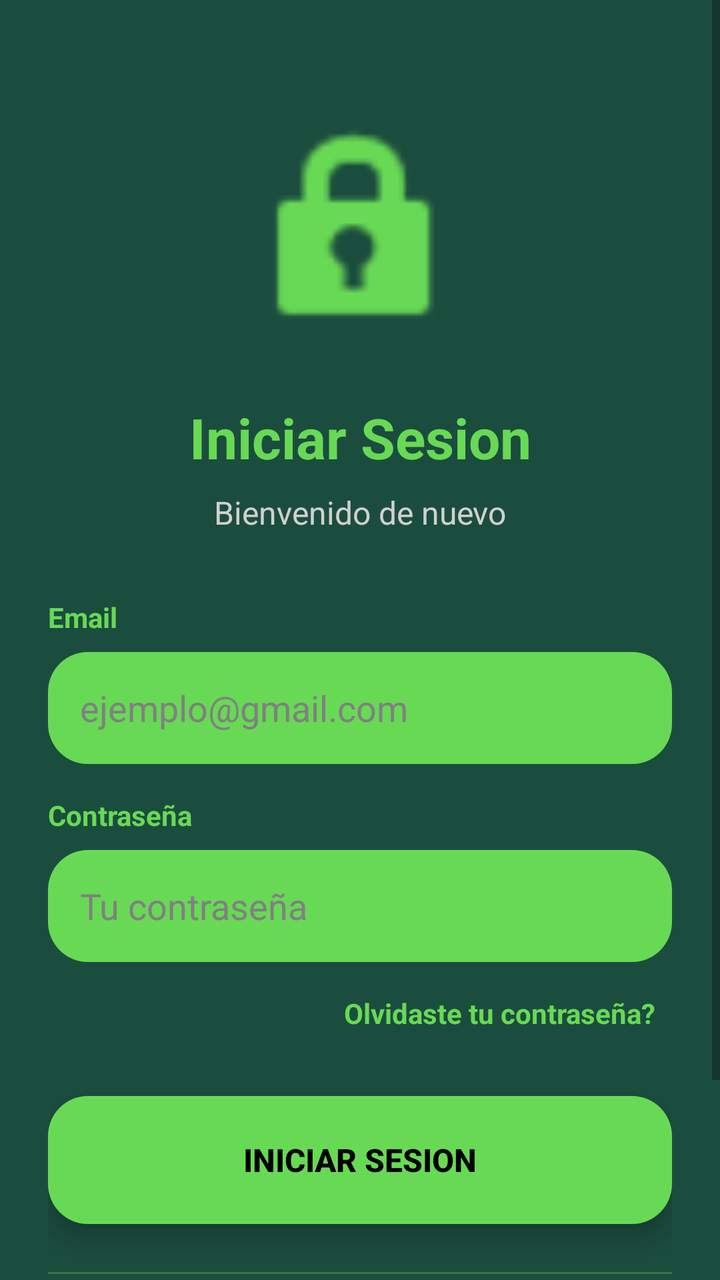
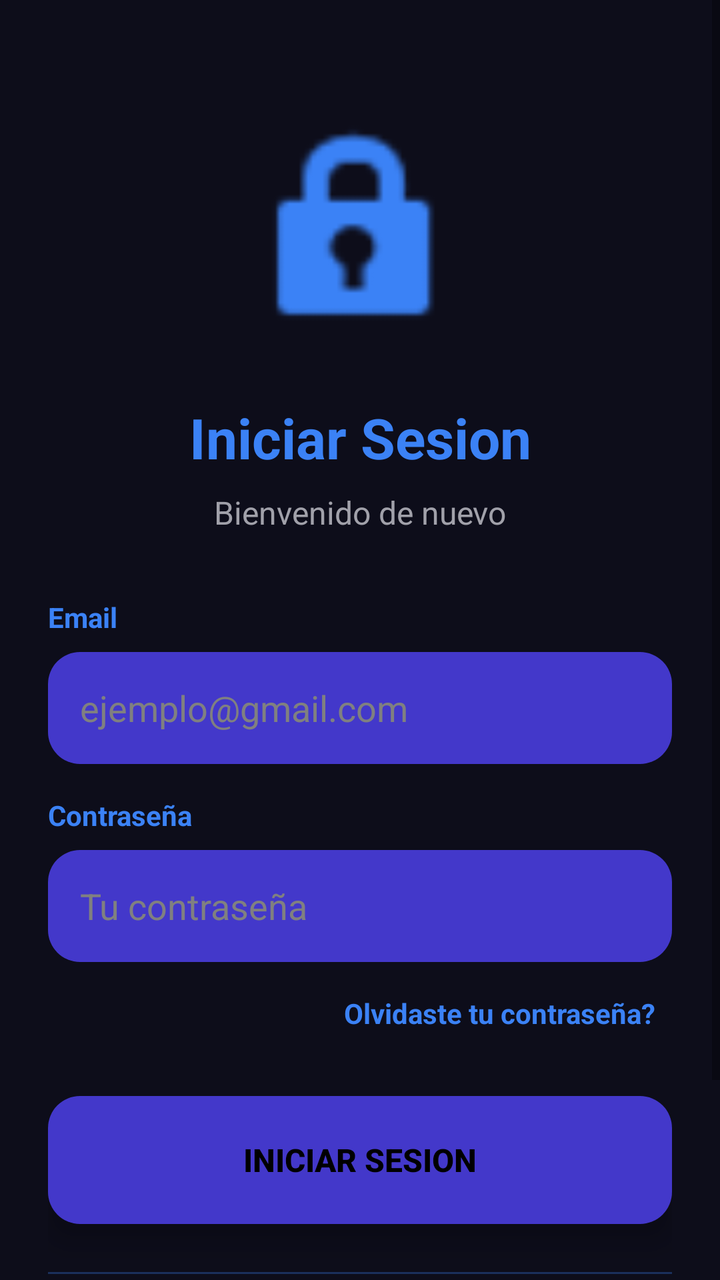

Compare the two renders of this Android layout. The source of the first and the diff that turns it into the second are given below.
<!-- AndroidManifest.xml: application theme Theme.GimnasioPro -->
<!-- res/layout/activity_login.xml -->
<?xml version="1.0" encoding="utf-8"?>
<ScrollView xmlns:android="http://schemas.android.com/apk/res/android"
    xmlns:app="http://schemas.android.com/apk/res-auto"
    android:layout_width="match_parent"
    android:layout_height="match_parent"
    android:background="@color/dark_green_background"
    android:fillViewport="true">

    <LinearLayout
        android:layout_width="match_parent"
        android:layout_height="wrap_content"
        android:orientation="vertical"
        android:padding="24dp"
        android:gravity="center">

        
        <ImageView
            android:layout_width="120dp"
            android:layout_height="120dp"
            android:src="@android:drawable/ic_lock_idle_lock"
            android:contentDescription="Login"
            android:layout_marginTop="32dp"
            android:layout_marginBottom="24dp"
            app:tint="@color/electric_green_button" />

        
        <TextView
            android:layout_width="match_parent"
            android:layout_height="wrap_content"
            android:text="Iniciar Sesion"
            android:textSize="28sp"
            android:textStyle="bold"
            android:textColor="@color/electric_green_button"
            android:gravity="center"
            android:layout_marginBottom="8dp" />

        <TextView
            android:layout_width="match_parent"
            android:layout_height="wrap_content"
            android:text="Bienvenido de nuevo"
            android:textSize="16sp"
            android:textColor="@color/text_light_gray"
            android:gravity="center"
            android:layout_marginBottom="32dp" />

        
        <TextView
            android:layout_width="match_parent"
            android:layout_height="wrap_content"
            android:text="Email"
            android:textSize="14sp"
            android:textColor="@color/electric_green_button"
            android:textStyle="bold"
            android:layout_marginBottom="8dp" />

        <EditText
            android:id="@+id/etEmail"
            android:layout_width="match_parent"
            android:layout_height="56dp"
            android:hint="ejemplo@gmail.com"
            android:textColor="#000000"
            android:textColorHint="#808080"
            android:background="@drawable/btn_rounded_green"
            android:padding="16dp"
            android:inputType="textEmailAddress"
            android:maxLines="1"
            android:layout_marginBottom="16dp" />

        
        <TextView
            android:layout_width="match_parent"
            android:layout_height="wrap_content"
            android:text="Contraseña"
            android:textSize="14sp"
            android:textColor="@color/electric_green_button"
            android:textStyle="bold"
            android:layout_marginBottom="8dp" />

        <EditText
            android:id="@+id/etPassword"
            android:layout_width="match_parent"
            android:layout_height="56dp"
            android:hint="Tu contraseña"
            android:textColor="#000000"
            android:textColorHint="#808080"
            android:background="@drawable/btn_rounded_green"
            android:padding="16dp"
            android:inputType="textPassword"
            android:maxLines="1"
            android:layout_marginBottom="8dp" />

        
        <TextView
            android:id="@+id/btnRecuperarPassword"
            android:layout_width="wrap_content"
            android:layout_height="wrap_content"
            android:text="Olvidaste tu contraseña?"
            android:textSize="14sp"
            android:textColor="@color/electric_green_button"
            android:textStyle="bold"
            android:layout_gravity="end"
            android:padding="8dp"
            android:clickable="true"
            android:focusable="true"
            android:layout_marginBottom="24dp" />

        
        <ProgressBar
            android:id="@+id/progressBar"
            android:layout_width="40dp"
            android:layout_height="40dp"
            android:visibility="gone"
            android:layout_marginBottom="16dp" />

        
        <Button
            android:id="@+id/btnLogin"
            android:layout_width="match_parent"
            android:layout_height="64dp"
            android:text="INICIAR SESION"
            android:textColor="@color/text_on_button"
            android:textStyle="bold"
            android:textSize="16sp"
            android:background="@drawable/btn_rounded_green"
            android:elevation="8dp"
            android:stateListAnimator="@null"
            android:layout_marginBottom="24dp" />

        
        <View
            android:layout_width="match_parent"
            android:layout_height="1dp"
            android:background="@color/electric_green_button"
            android:alpha="0.3"
            android:layout_marginBottom="24dp" />

        
        <LinearLayout
            android:layout_width="wrap_content"
            android:layout_height="wrap_content"
            android:orientation="horizontal"
            android:gravity="center">

            <TextView
                android:layout_width="wrap_content"
                android:layout_height="wrap_content"
                android:text="No tienes cuenta? "
                android:textSize="14sp"
                android:textColor="@color/text_light_gray" />

            <TextView
                android:id="@+id/btnRegistrarse"
                android:layout_width="wrap_content"
                android:layout_height="wrap_content"
                android:text="Registrate"
                android:textSize="14sp"
                android:textColor="@color/electric_green_button"
                android:textStyle="bold"
                android:padding="8dp"
                android:clickable="true"
                android:focusable="true" />
        </LinearLayout>

        
        <TextView
            android:layout_width="match_parent"
            android:layout_height="wrap_content"
            android:text="Al iniciar sesion aceptas nuestros terminos y condiciones"
            android:textSize="11sp"
            android:textColor="@color/text_light_gray"
            android:textStyle="italic"
            android:gravity="center"
            android:layout_marginTop="24dp" />

    </LinearLayout>

</ScrollView>
<!-- resources referenced by this layout -->
<resources>
  <color name="dark_green_background">#FF1B4D3E</color>
  <color name="electric_green_button">#68D955</color>
  <color name="text_light_gray">#FFD0D0D0</color>
  <color name="text_on_button">#FF000000</color>
  <!-- drawable btn_rounded_green (drawable) -->
  <?xml version="1.0" encoding="utf-8"?>
  <ripple xmlns:android="http://schemas.android.com/apk/res/android"
      android:color="@color/electric_green_button">
      <item>
          <shape android:shape="rectangle">
              <solid android:color="@color/electric_green_button" />
              <corners android:radius="20dp" />
          </shape>
      </item>
  </ripple>
  <style name="Theme.GimnasioPro" parent="Theme.AppCompat.Light.NoActionBar">
          
          <item name="colorPrimary">@color/electric_green_button</item>
          <item name="colorPrimaryDark">@color/dark_green_background</item>
          <item name="colorAccent">@color/electric_green_button</item>
          <item name="android:windowBackground">@color/dark_green_background</item>
          <item name="android:statusBarColor">@color/dark_green_background</item>
          <item name="android:navigationBarColor">@color/dark_green_background</item>
          <item name="android:fitsSystemWindows">true</item>
      </style>
</resources>

<!-- the commit's change to res/layout/activity_login.xml (unified diff, before → after) -->
@@ -21,7 +21,7 @@
             android:contentDescription="Login"
             android:layout_marginTop="32dp"
             android:layout_marginBottom="24dp"
-            app:tint="@color/electric_green_button" />
+            app:tint="@color/accent_blue" />
 
         
         <TextView
@@ -30,7 +30,7 @@
             android:text="Iniciar Sesion"
             android:textSize="28sp"
             android:textStyle="bold"
-            android:textColor="@color/electric_green_button"
+            android:textColor="@color/accent_blue"
             android:gravity="center"
             android:layout_marginBottom="8dp" />
 
@@ -49,7 +49,7 @@
             android:layout_height="wrap_content"
             android:text="Email"
             android:textSize="14sp"
-            android:textColor="@color/electric_green_button"
+            android:textColor="@color/accent_blue"
             android:textStyle="bold"
             android:layout_marginBottom="8dp" />
 
@@ -60,7 +60,7 @@
             android:hint="ejemplo@gmail.com"
             android:textColor="#000000"
             android:textColorHint="#808080"
-            android:background="@drawable/btn_rounded_green"
+            android:background="@drawable/bg_card_trainer"
             android:padding="16dp"
             android:inputType="textEmailAddress"
             android:maxLines="1"
@@ -72,7 +72,7 @@
             android:layout_height="wrap_content"
             android:text="Contraseña"
             android:textSize="14sp"
-            android:textColor="@color/electric_green_button"
+            android:textColor="@color/accent_blue"
             android:textStyle="bold"
             android:layout_marginBottom="8dp" />
 
@@ -83,7 +83,7 @@
             android:hint="Tu contraseña"
             android:textColor="#000000"
             android:textColorHint="#808080"
-            android:background="@drawable/btn_rounded_green"
+            android:background="@drawable/bg_card_trainer"
             android:padding="16dp"
             android:inputType="textPassword"
             android:maxLines="1"
@@ -96,7 +96,7 @@
             android:layout_height="wrap_content"
             android:text="Olvidaste tu contraseña?"
             android:textSize="14sp"
-            android:textColor="@color/electric_green_button"
+            android:textColor="@color/accent_blue"
             android:textStyle="bold"
             android:layout_gravity="end"
             android:padding="8dp"
@@ -121,7 +121,7 @@
             android:textColor="@color/text_on_button"
             android:textStyle="bold"
             android:textSize="16sp"
-            android:background="@drawable/btn_rounded_green"
+            android:background="@drawable/bg_card_trainer"
             android:elevation="8dp"
             android:stateListAnimator="@null"
             android:layout_marginBottom="24dp" />
@@ -130,7 +130,7 @@
         <View
             android:layout_width="match_parent"
             android:layout_height="1dp"
-            android:background="@color/electric_green_button"
+            android:background="@color/accent_blue"
             android:alpha="0.3"
             android:layout_marginBottom="24dp" />
 
@@ -154,7 +154,7 @@
                 android:layout_height="wrap_content"
                 android:text="Registrate"
                 android:textSize="14sp"
-                android:textColor="@color/electric_green_button"
+                android:textColor="@color/accent_blue"
                 android:textStyle="bold"
                 android:padding="8dp"
                 android:clickable="true"
<!-- resource entries referenced after the edit -->
@@ -1,20 +1,18 @@
 <!-- resources referenced by this layout -->
 <resources>
-  <color name="dark_green_background">#FF1B4D3E</color>
-  <color name="electric_green_button">#68D955</color>
-  <color name="text_light_gray">#FFD0D0D0</color>
+  <color name="accent_blue">#3B82F6</color>
+  <color name="dark_green_background">@color/dark_background</color>
+  <color name="electric_green_button">@color/accent_green</color>
+  <color name="accent_green">#4ADE80</color>
+  <color name="text_light_gray">@color/text_secondary</color>
   <color name="text_on_button">#FF000000</color>
-  <!-- drawable btn_rounded_green (drawable) -->
+  <!-- drawable bg_card_trainer (drawable) -->
   <?xml version="1.0" encoding="utf-8"?>
-  <ripple xmlns:android="http://schemas.android.com/apk/res/android"
-      android:color="@color/electric_green_button">
-      <item>
-          <shape android:shape="rectangle">
-              <solid android:color="@color/electric_green_button" />
-              <corners android:radius="20dp" />
-          </shape>
-      </item>
-  </ripple>
+  <shape xmlns:android="http://schemas.android.com/apk/res/android"
+      android:shape="rectangle">
+      <solid android:color="@color/card_trainer" />
+      <corners android:radius="16dp" />
+  </shape>
   <style name="Theme.GimnasioPro" parent="Theme.AppCompat.Light.NoActionBar">
           
           <item name="colorPrimary">@color/electric_green_button</item>
@@ -25,5 +23,8 @@
           <item name="android:navigationBarColor">@color/dark_green_background</item>
           <item name="android:fitsSystemWindows">true</item>
       </style>
+  <color name="dark_background">#0D0D1A</color>
+  <color name="text_secondary">#A1A1AA</color>
+  <color name="card_trainer">#4338CA</color>
 </resources>
 
